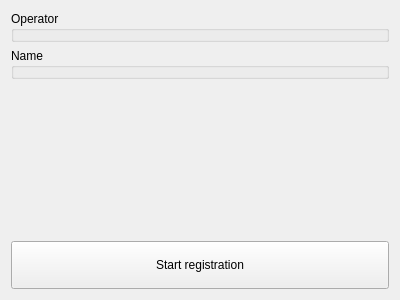
Before: the Qt Designer form ui/registrationwidget.ui in dmitry64/av20, drawn with Qt 5.
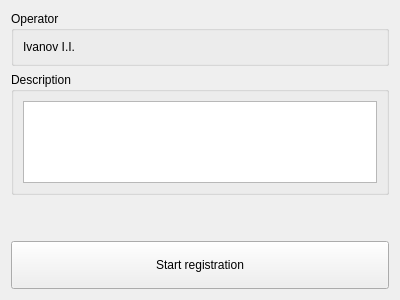
After: the same form once the commit is applied.

The edit to the form file:
```diff
--- a/ui/registrationwidget.ui
+++ b/ui/registrationwidget.ui
@@ -22,13 +22,27 @@
      <property name="title">
       <string>Operator</string>
      </property>
+     <layout class="QVBoxLayout" name="verticalLayout_2">
+      <item>
+       <widget class="QLabel" name="label">
+        <property name="text">
+         <string>Ivanov I.I.</string>
+        </property>
+       </widget>
+      </item>
+     </layout>
     </widget>
    </item>
    <item>
     <widget class="QGroupBox" name="groupBox_2">
      <property name="title">
-      <string>Name</string>
+      <string>Description</string>
      </property>
+     <layout class="QHBoxLayout" name="horizontalLayout_2">
+      <item>
+       <widget class="QTextEdit" name="textEdit"/>
+      </item>
+     </layout>
     </widget>
    </item>
    <item>
```
